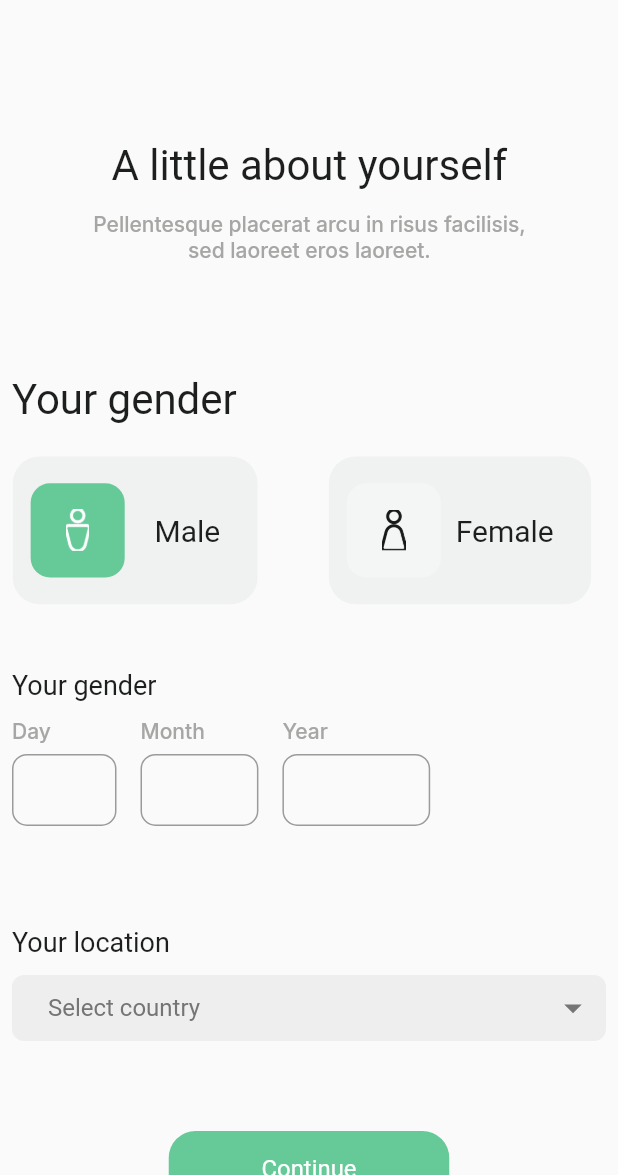
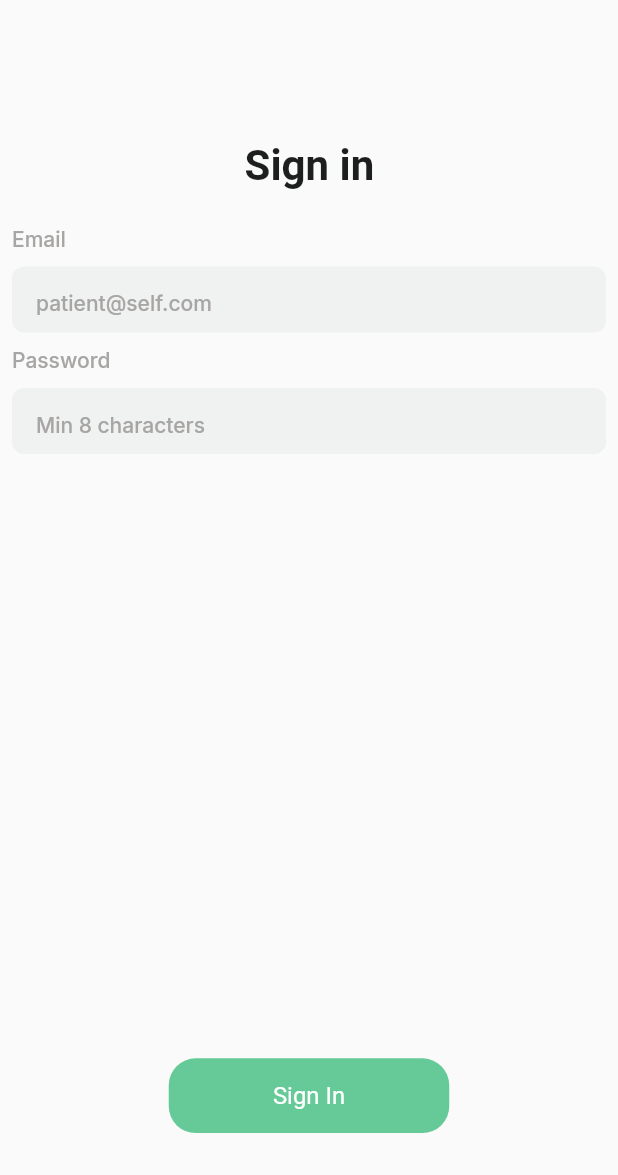
Before and after one commit to Teewhydot/medical_clinik, a Flutter app: the screen it shows after launch, on a phone screen of 412 x 824 dp, the part 61-1236 px from its top. Run offline on Flutter 3.47's test engine with Material 2 defaults, Android fonts, the phone set to English and light mode, and no system bars; our stand-ins replace google_fonts; missing offline and left inert: flag; Roboto replaces fonts that are missing (Gilroy-SemiBold).

Commit message:
Sign in page completed.

```diff
--- /dev/null
+++ b/lib/clinik_app/presentation/pages/auth_pages/sign_in.dart
@@ -0,0 +1,63 @@
+import 'package:flutter/material.dart';
+import 'package:medical_clinik/clinik_app/presentation/widgets/constants/constants.dart';
+import 'package:medical_clinik/clinik_app/presentation/widgets/reused_widgets/button_widget.dart';
+import 'package:medical_clinik/clinik_app/presentation/widgets/reused_widgets/custom_textfield.dart';
+import 'package:medical_clinik/clinik_app/presentation/widgets/reused_widgets/header_widget.dart';
+
+class SignInPage extends StatelessWidget {
+  const SignInPage({Key? key}) : super(key: key);
+
+  @override
+  Widget build(BuildContext context) {
+    double fem = MediaQuery.of(context).size.width / baseWidth;
+    return Scaffold(
+      body: SafeArea(
+          child: Padding(
+        padding: const EdgeInsets.all(8.0),
+        child: Column(
+            mainAxisAlignment: MainAxisAlignment.spaceBetween,
+            children: [
+              Column(
+                children: [
+                  HeaderWidget(
+                    fem: fem,
+                    headerText: Text(
+                      'Sign in',
+                      style: kHeaderTextStyle,
+                      textAlign: TextAlign.center,
+                    ),
+                    subHeaderText: Container(),
+                  ),
+                  Align(
+                      alignment: Alignment.centerLeft,
+                      child: Text('Email', style: kSubHeaderTextStyle)),
+                  addVerticalSpacing(10),
+                  const CustomTextField(
+                    keyboardType: TextInputType.emailAddress,
+                    hintText: 'patient@self.com',
+                  ),
+                  addVerticalSpacing(10),
+                  Align(
+                      alignment: Alignment.centerLeft,
+                      child: Text('Password', style: kSubHeaderTextStyle)),
+                  addVerticalSpacing(10),
+                  const CustomTextField(
+                    keyboardType: TextInputType.visiblePassword,
+                    hintText: 'Min 8 characters',
+                  ),
+                ],
+              ),
+              Column(
+                children: [
+                  ButtonWidget(
+                      fem: fem,
+                      color: kAccentPrimaryGreen,
+                      buttonText: 'Sign In'),
+                  addVerticalSpacing(20),
+                ],
+              )
+            ]),
+      )),
+    );
+  }
+}
--- a/lib/clinik_app/presentation/pages/intro_pages/intro_page_three.dart
+++ b/lib/clinik_app/presentation/pages/intro_pages/intro_page_three.dart
@@ -3,6 +3,7 @@ import 'package:medical_clinik/clinik_app/presentation/widgets/constants/constan
 import 'package:medical_clinik/clinik_app/presentation/widgets/reused_widgets/birthday_field_widget.dart';
 import 'package:medical_clinik/clinik_app/presentation/widgets/reused_widgets/button_widget.dart';
 import 'package:medical_clinik/clinik_app/presentation/widgets/reused_widgets/country_drop_down.dart';
+import 'package:medical_clinik/clinik_app/presentation/widgets/reused_widgets/header_widget.dart';
 import 'package:medical_clinik/generated/assets.dart';
 
 class IntroPageThree extends StatelessWidget {
@@ -18,37 +19,14 @@ class IntroPageThree extends StatelessWidget {
           padding: const EdgeInsets.all(8.0),
           child: Column(
             children: [
-              Center(
-                child: Container(
-                  margin:
-                      EdgeInsets.fromLTRB(0 * fem, 0 * fem, 0 * fem, 90 * fem),
-                  child: Image.asset(
-                    Assets.imagesLogoMedicine143,
-                    height: 33 * fem,
-                    width: 33 * fem,
-                  ),
-                ),
-              ),
-              Container(
-                margin:
-                    EdgeInsets.fromLTRB(0.5 * fem, 0 * fem, 0 * fem, 13 * fem),
-                child: Text(
-                  'A little about yourself',
-                  textAlign: TextAlign.center,
-                  style: kHeaderTextStyle,
-                ),
-              ),
-              Container(
-                margin:
-                    EdgeInsets.fromLTRB(0.5 * fem, 0 * fem, 0 * fem, 72 * fem),
-                constraints: BoxConstraints(
-                  maxWidth: 316 * fem,
-                ),
-                child: Text(
-                  'Pellentesque placerat arcu in risus facilisis, sed laoreet eros laoreet.',
-                  textAlign: TextAlign.center,
-                  style: kSubHeaderTextStyle,
-                ),
+              HeaderWidget(
+                fem: fem,
+                headerText: Text('A little about yourself',
+                    style: kHeaderTextStyle, textAlign: TextAlign.center),
+                subHeaderText: Text(
+                    'Pellentesque placerat arcu in risus facilisis, sed laoreet eros laoreet',
+                    style: kSubHeaderTextStyle,
+                    textAlign: TextAlign.center),
               ),
               Align(
                 alignment: Alignment.centerLeft,
--- a/lib/clinik_app/presentation/pages/intro_pages/intro_page_two.dart
+++ b/lib/clinik_app/presentation/pages/intro_pages/intro_page_two.dart
@@ -1,6 +1,7 @@
 import 'package:flutter/material.dart';
 import 'package:medical_clinik/clinik_app/presentation/widgets/constants/constants.dart';
 import 'package:medical_clinik/clinik_app/presentation/widgets/reused_widgets/button_widget.dart';
+import 'package:medical_clinik/clinik_app/presentation/widgets/reused_widgets/header_widget.dart';
 import 'package:medical_clinik/generated/assets.dart';
 
 class IntroPageTwo extends StatelessWidget {
@@ -17,37 +18,14 @@ class IntroPageTwo extends StatelessWidget {
           children: [
             Column(
               children: [
-                Center(
-                  child: Container(
-                    margin: EdgeInsets.fromLTRB(
-                        0 * fem, 0 * fem, 0 * fem, 90 * fem),
-                    child: Image.asset(
-                      Assets.imagesLogoMedicine143,
-                      height: 33 * fem,
-                      width: 33 * fem,
-                    ),
-                  ),
-                ),
-                Container(
-                  margin: EdgeInsets.fromLTRB(
-                      0.5 * fem, 0 * fem, 0 * fem, 13 * fem),
-                  child: Text(
-                    'Let\'s get acquainted',
-                    textAlign: TextAlign.center,
-                    style: kHeaderTextStyle,
-                  ),
-                ),
-                Container(
-                  margin: EdgeInsets.fromLTRB(
-                      0.5 * fem, 0 * fem, 0 * fem, 72 * fem),
-                  constraints: BoxConstraints(
-                    maxWidth: 316 * fem,
-                  ),
-                  child: Text(
-                    'Pellentesque placerat arcu in risus facilisis, sed laoreet eros laoreet.',
-                    textAlign: TextAlign.center,
-                    style: kSubHeaderTextStyle,
-                  ),
+                HeaderWidget(
+                  fem: fem,
+                  headerText: Text('Let\'s get acquainted',
+                      style: kHeaderTextStyle, textAlign: TextAlign.center),
+                  subHeaderText: Text(
+                      'Pellentesque placerat arcu in risus facilisis, sed laoreet eros laoreet',
+                      style: kSubHeaderTextStyle,
+                      textAlign: TextAlign.center),
                 ),
                 Container(
                   margin: EdgeInsets.fromLTRB(
--- a/lib/clinik_app/presentation/widgets/constants/constants.dart
+++ b/lib/clinik_app/presentation/widgets/constants/constants.dart
@@ -17,7 +17,7 @@ const Color kAccentPrimaryPurple = Color(0xffF4A3EC);
 TextStyle kHeaderTextStyle = SafeGoogleFont(
   'Gilroy-SemiBold',
   fontSize: 28,
-  fontWeight: FontWeight.w400,
+  fontWeight: FontWeight.w600,
   height: 1.3571428571,
   color: kDarkGrey,
 );
@@ -27,5 +27,5 @@ TextStyle kSubHeaderTextStyle = SafeGoogleFont(
   fontSize: 14,
   fontWeight: FontWeight.w500,
   height: 1.2125,
-  color: const Color(0xffa6a6a5),
+  color: kDarkGreyShade800,
 );
--- /dev/null
+++ b/lib/clinik_app/presentation/widgets/reused_widgets/custom_textfield.dart
@@ -0,0 +1,39 @@
+import 'package:flutter/material.dart';
+import 'package:medical_clinik/clinik_app/presentation/widgets/constants/constants.dart';
+
+class CustomTextField extends StatelessWidget {
+  final TextEditingController? controller;
+  final TextInputType? keyboardType;
+  final String? hintText;
+  final bool obscureText;
+
+  const CustomTextField({
+    Key? key,
+    this.controller,
+    this.keyboardType,
+    this.hintText,
+    this.obscureText = false,
+  }) : super(key: key);
+
+  @override
+  Widget build(BuildContext context) {
+    return Container(
+      width: double.infinity,
+      height: 44,
+      decoration: BoxDecoration(
+        color: kDarkGreyShade400,
+        borderRadius: BorderRadius.circular(8),
+      ),
+      child: TextFormField(
+        controller: controller,
+        keyboardType: keyboardType,
+        obscureText: obscureText,
+        decoration: InputDecoration(
+            contentPadding: const EdgeInsets.symmetric(horizontal: 16),
+            border: InputBorder.none,
+            hintText: hintText,
+            hintStyle: kSubHeaderTextStyle),
+      ),
+    );
+  }
+}
--- /dev/null
+++ b/lib/clinik_app/presentation/widgets/reused_widgets/header_widget.dart
@@ -0,0 +1,43 @@
+import 'package:flutter/material.dart';
+import 'package:medical_clinik/generated/assets.dart';
+
+class HeaderWidget extends StatelessWidget {
+  const HeaderWidget({
+    super.key,
+    required this.fem,
+    required this.headerText,
+    required this.subHeaderText,
+  });
+
+  final double fem;
+  final Widget headerText;
+  final Widget subHeaderText;
+  @override
+  Widget build(BuildContext context) {
+    return Column(
+      children: [
+        Center(
+          child: Container(
+            margin: EdgeInsets.fromLTRB(0 * fem, 0 * fem, 0 * fem, 90 * fem),
+            child: Image.asset(
+              Assets.imagesLogoMedicine143,
+              height: 33 * fem,
+              width: 33 * fem,
+            ),
+          ),
+        ),
+        Container(
+          margin: EdgeInsets.fromLTRB(0.5 * fem, 0 * fem, 0 * fem, 13 * fem),
+          child: headerText,
+        ),
+        Container(
+          margin: EdgeInsets.fromLTRB(0.5 * fem, 0 * fem, 0 * fem, 10 * fem),
+          constraints: BoxConstraints(
+            maxWidth: 316 * fem,
+          ),
+          child: subHeaderText,
+        ),
+      ],
+    );
+  }
+}
--- a/lib/main.dart
+++ b/lib/main.dart
@@ -1,5 +1,5 @@
 import 'package:flutter/material.dart';
-import 'package:medical_clinik/clinik_app/presentation/pages/intro_pages/intro_page_three.dart';
+import 'package:medical_clinik/clinik_app/presentation/pages/auth_pages/sign_in.dart';
 
 void main() {
   runApp(const MyApp());
@@ -12,7 +12,7 @@ class MyApp extends StatelessWidget {
   Widget build(BuildContext context) {
     return const MaterialApp(
       debugShowCheckedModeBanner: false,
-      home: IntroPageThree(),
+      home: SignInPage(),
     );
   }
 }
```
